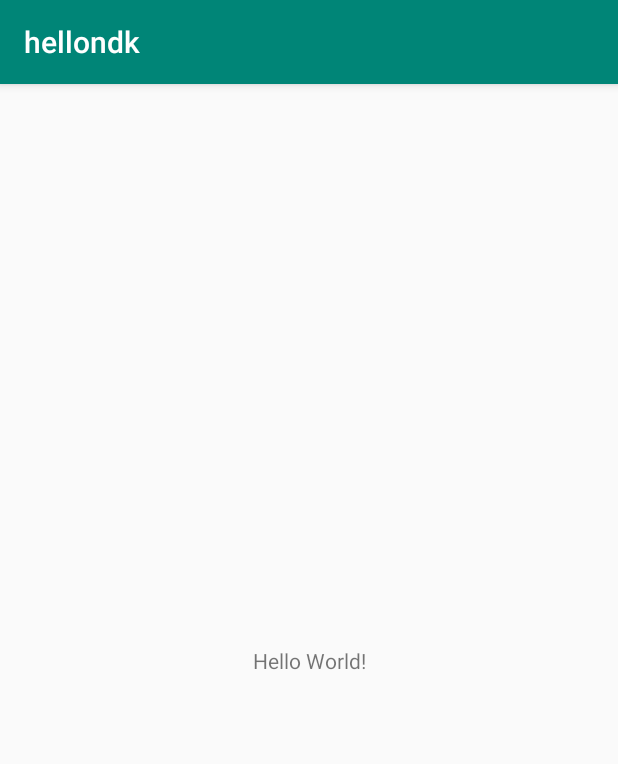
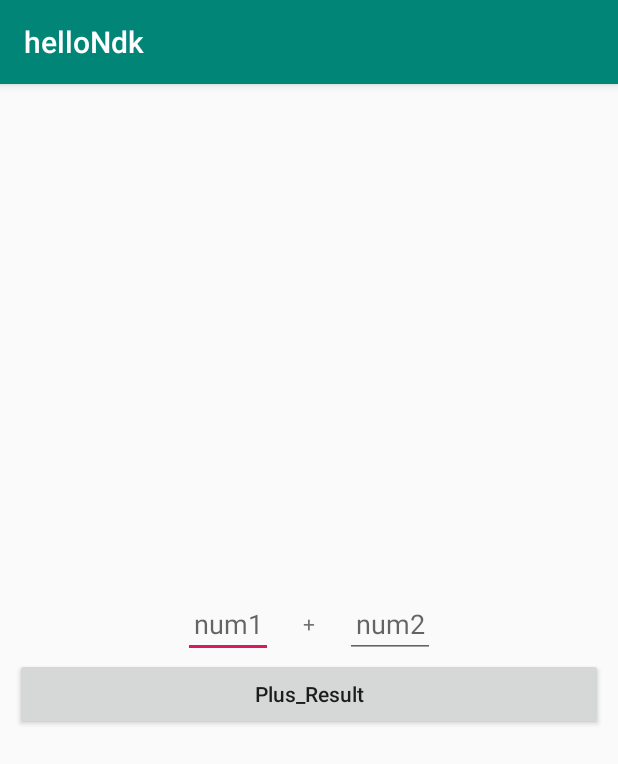
Before and after one commit to owen151128/hellondk, an Android app: the screen it shows after launch (MainActivity), on a phone screen of 412 x 824 dp. Shown: the top 764 px of the screen. Run offline under Robolectric (Android 15) with nearby library versions, the phone set to English and light mode, and no system bars; 1 statement that could not run was skipped.

Commit message:
테스트를 위한 UI 추가

```diff
--- a/app/src/main/java/kr/co/everspin/hellondk/MainActivity.java
+++ b/app/src/main/java/kr/co/everspin/hellondk/MainActivity.java
@@ -15,10 +15,6 @@ public class MainActivity extends AppCompatActivity {
     protected void onCreate(Bundle savedInstanceState) {
         super.onCreate(savedInstanceState);
         setContentView(R.layout.activity_main);
-
-        // Example of a call to a native method
-        TextView tv = findViewById(R.id.sample_text);
-        tv.setText(stringFromJNI());
     }
 
     /**
--- a/app/src/main/res/layout/activity_main.xml
+++ b/app/src/main/res/layout/activity_main.xml
@@ -1,19 +1,54 @@
 <?xml version="1.0" encoding="utf-8"?>
-<android.support.constraint.ConstraintLayout xmlns:android="http://schemas.android.com/apk/res/android"
-    xmlns:app="http://schemas.android.com/apk/res-auto"
+<RelativeLayout xmlns:android="http://schemas.android.com/apk/res/android"
     xmlns:tools="http://schemas.android.com/tools"
     android:layout_width="match_parent"
     android:layout_height="match_parent"
     tools:context=".MainActivity">
 
-    <TextView
-        android:id="@+id/sample_text"
-        android:layout_width="wrap_content"
+    <LinearLayout
+        android:layout_width="match_parent"
         android:layout_height="wrap_content"
-        android:text="Hello World!"
-        app:layout_constraintBottom_toBottomOf="parent"
-        app:layout_constraintLeft_toLeftOf="parent"
-        app:layout_constraintRight_toRightOf="parent"
-        app:layout_constraintTop_toTopOf="parent" />
+        android:layout_centerInParent="true"
+        android:orientation="vertical">
 
-</android.support.constraint.ConstraintLayout>
+        <LinearLayout
+            android:id="@+id/mainLayout"
+            android:layout_width="match_parent"
+            android:layout_height="wrap_content"
+            android:gravity="center"
+            android:orientation="horizontal">
+
+            <EditText
+                android:layout_width="60sp"
+                android:layout_height="wrap_content"
+                android:gravity="center"
+                android:hint="@string/num_1" />
+
+            <TextView
+                android:layout_width="wrap_content"
+                android:layout_height="wrap_content"
+                android:layout_marginStart="20sp"
+                android:layout_marginLeft="20sp"
+                android:layout_marginEnd="20sp"
+                android:layout_marginRight="20sp"
+                android:text="@string/plus_text" />
+
+            <EditText
+                android:layout_width="60sp"
+                android:layout_height="wrap_content"
+                android:gravity="center"
+                android:hint="@string/num_2" />
+        </LinearLayout>
+
+        <Button
+            android:layout_width="match_parent"
+            android:layout_height="wrap_content"
+            android:layout_marginStart="10sp"
+            android:layout_marginLeft="10sp"
+            android:layout_marginEnd="10sp"
+            android:layout_marginRight="10sp"
+            android:text="@string/calc_button"
+            android:textAllCaps="false" />
+    </LinearLayout>
+
+</RelativeLayout>
--- a/app/src/main/res/values/strings.xml
+++ b/app/src/main/res/values/strings.xml
@@ -1,3 +1,7 @@
 <resources>
-    <string name="app_name">hellondk</string>
+    <string name="app_name">helloNdk</string>
+    <string name="plus_text">+</string>
+    <string name="num_1">num1</string>
+    <string name="num_2">num2</string>
+    <string name="calc_button">Plus_Result</string>
 </resources>
```
